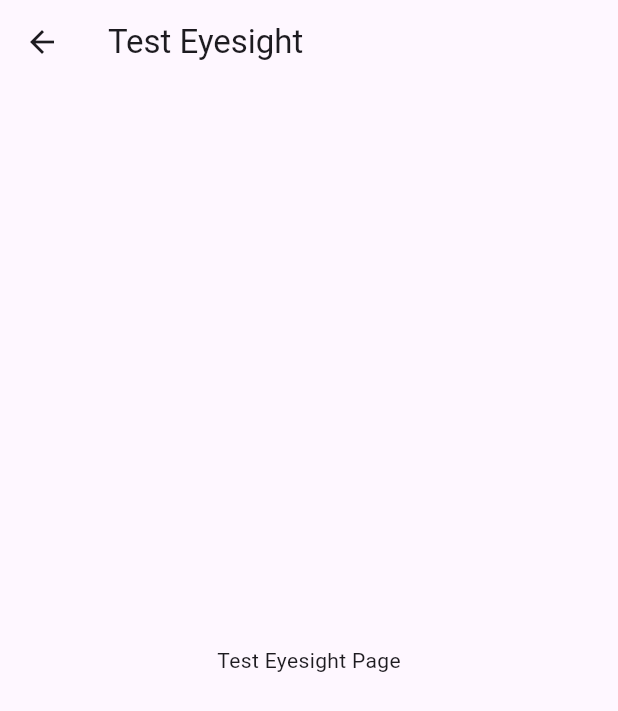
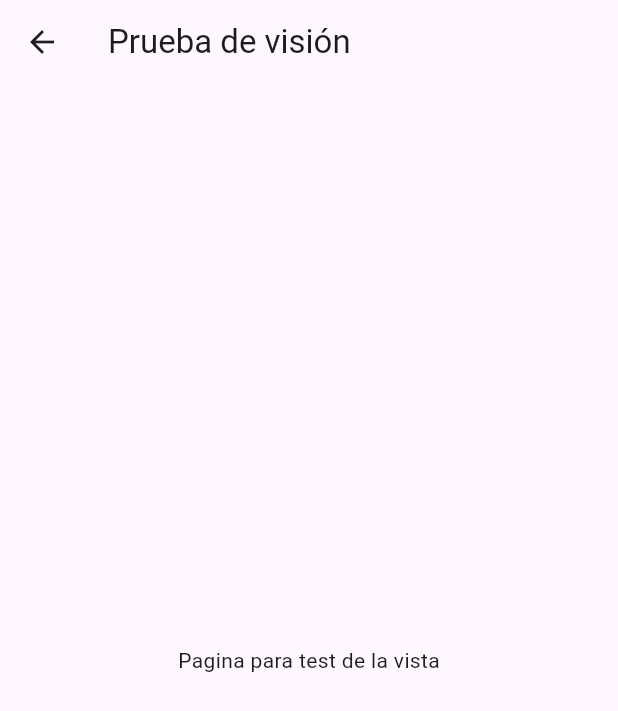
Before and after one commit to Jairo010/mobile_app_vista, a Flutter app: the TestEyesightPage screen opened directly, on a phone screen of 412 x 824 dp. Shown: the top 711 px of the screen. Run offline on Flutter 3.47's test engine with Material 3 defaults, Android fonts, the light colour scheme and no system bars.

Commit message:
Text was change to spanish

```diff
--- a/lib/classes/test_eyes.dart
+++ b/lib/classes/test_eyes.dart
@@ -6,8 +6,8 @@ class TestEyesightPage extends StatelessWidget {
   @override
   Widget build(BuildContext context) {
     return Scaffold(
-      appBar: AppBar(title: const Text("Test Eyesight")),
-      body: const Center(child: Text("Test Eyesight Page")),
+      appBar: AppBar(title: const Text("Prueba de visión")),
+      body: const Center(child: Text("Pagina para test de la vista")),
     );
   }
 }
```
